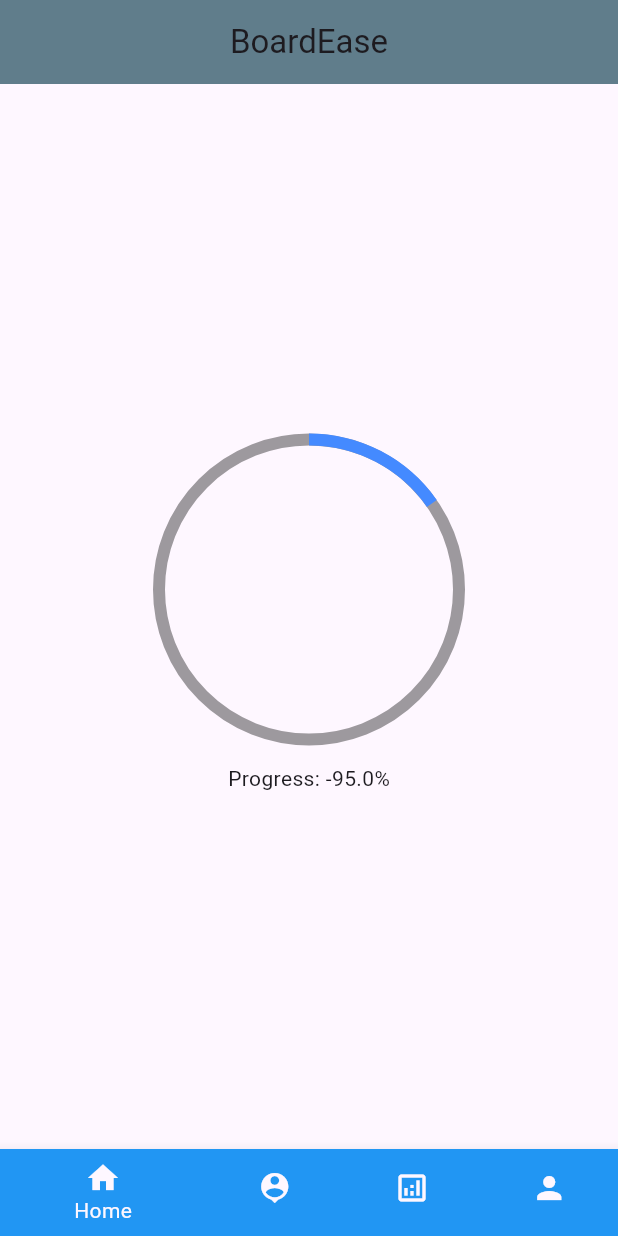
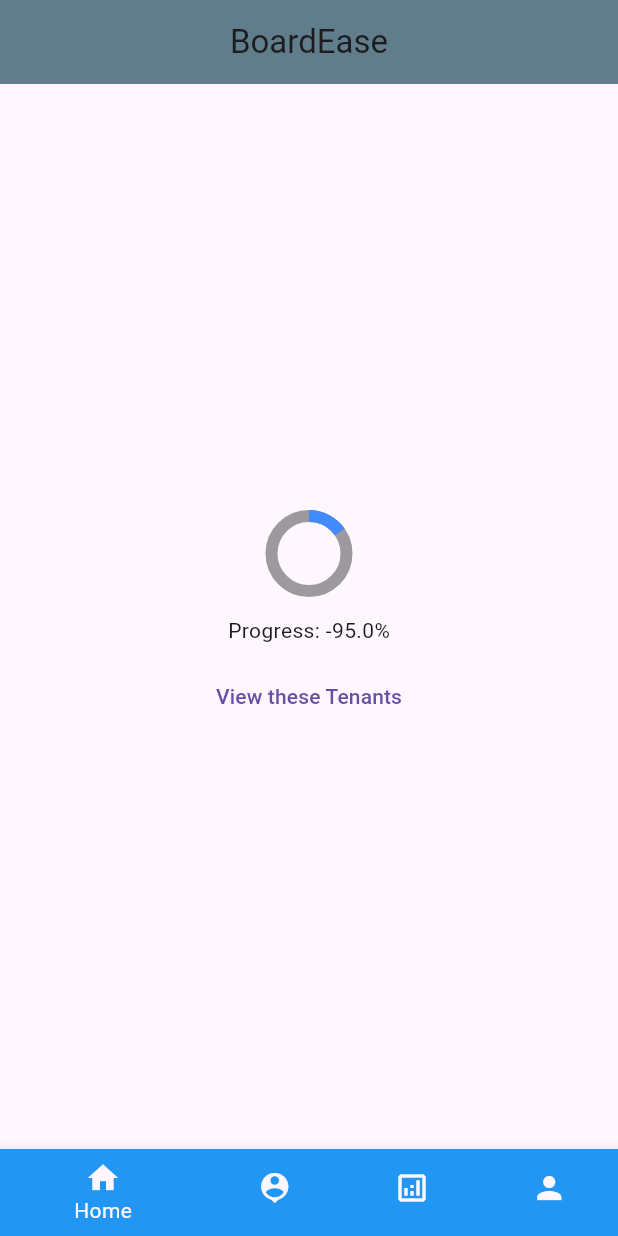
Before and after one commit to buggernut04/Salem_BoardEaseApp, a Flutter app: the screen it shows after launch, on a phone screen of 412 x 824 dp. Run offline on Flutter 3.47's test engine with Material 2 defaults, Android fonts, the phone set to English and light mode, and no system bars; our stand-ins replace lottie.

Commit message:
Added additional widgets for the homepage area, next stop will be the database. UI design will be improve after.

```diff
--- a/lib/auxiliary/recordbar.dart
+++ b/lib/auxiliary/recordbar.dart
@@ -30,8 +30,8 @@ class _RecordBarState extends State<RecordBar> {
             tween: Tween(begin: 0.0, end: tenant.length / 30),
             duration: Duration(seconds: 3),
             builder: (context, value, _) => SizedBox(
-              width: 200,
-              height: 200,
+              width: 50,
+              height: 50,
               child: CircularProgressIndicator(
                   value: value,
                   valueColor: AlwaysStoppedAnimation<Color> (Colors.blueAccent),
--- a/lib/auxiliary/splashscreen.dart
+++ b/lib/auxiliary/splashscreen.dart
@@ -53,9 +53,9 @@ class _SplashScreenState extends State<SplashScreen> {
             SizedBox(height: 0),
             FutureBuilder(
                 builder: (BuildContext context, AsyncSnapshot snapshot){
-                  if(snapshot.connectionState == ConnectionState.waiting)
+                  if(snapshot.connectionState == ConnectionState.waiting) {
                     return Container();
-                  else{
+                  } else{
                     return ShaderMask(
                         blendMode: BlendMode.srcIn,
                         shaderCallback: (Rect bounds){
--- a/lib/components/homepage.dart
+++ b/lib/components/homepage.dart
@@ -1,7 +1,5 @@
-import 'package:boardease_application/auxiliary/bottom_navbar.dart';
-import 'package:boardease_application/components/payment_analysis.dart';
-import 'package:boardease_application/components/profile.dart';
-import 'package:boardease_application/components/tenant_list.dart';
+import 'package:boardease_application/auxiliary/tenant_status.dart';
+
 import 'package:flutter/material.dart';
 
 import '../auxiliary/recordbar.dart';
@@ -24,16 +22,24 @@ class _MyHomePageState extends State<MyHomePage> {
             backgroundColor: Colors.blueGrey,
             elevation: 0.0,
           ),
-          body: Column(
+          body: Center(
+            child: Column(
                 mainAxisAlignment: MainAxisAlignment.center,
                 children: <Widget>[
                   Padding(
                   padding: EdgeInsets.fromLTRB(20.0, 10.0, 20.0,10.0),
-                child: Container(
                   child: RecordBar()
+              ),
+                  TextButton(
+                      onPressed: () {
+                        Navigator.push(context, MaterialPageRoute(builder: (context) {
+                          return TenantStatus();
+                        }));
+                      },
+                      child: Text('View these Tenants'),
                   )
+            ]
         ),
-        ]
           ),
      );
   }
```
Also changed, not shown: lib/auxiliary/tenant_status.dart (+39 -0 lines). Lines whose indentation alone changed are shown as unchanged.
